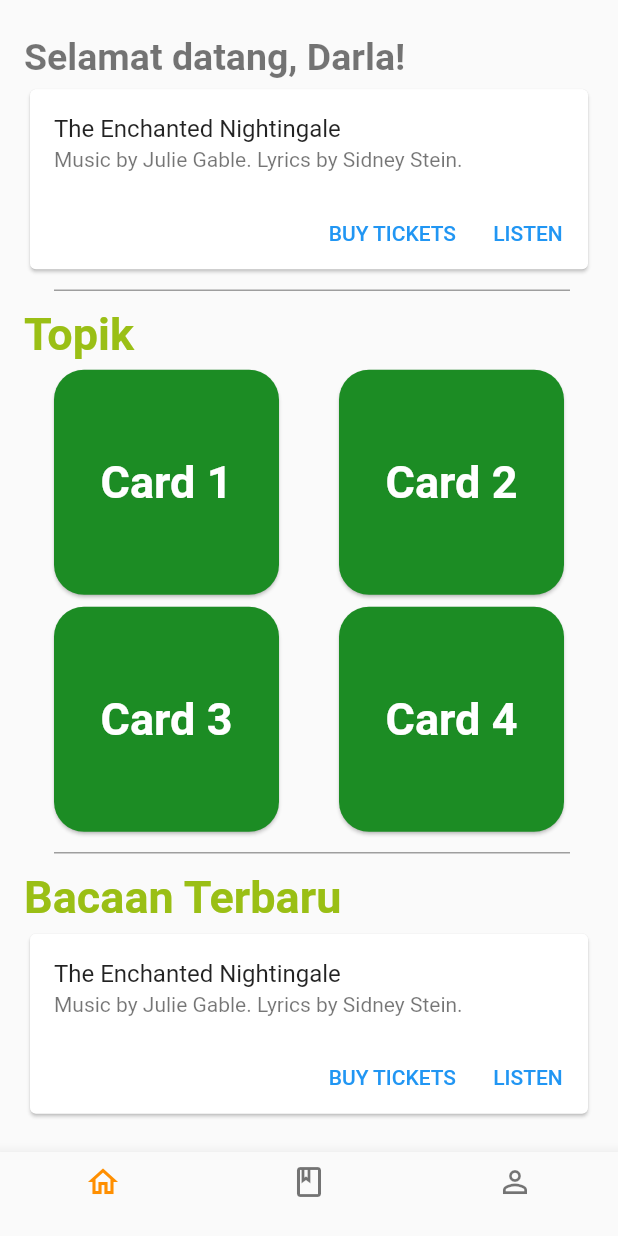
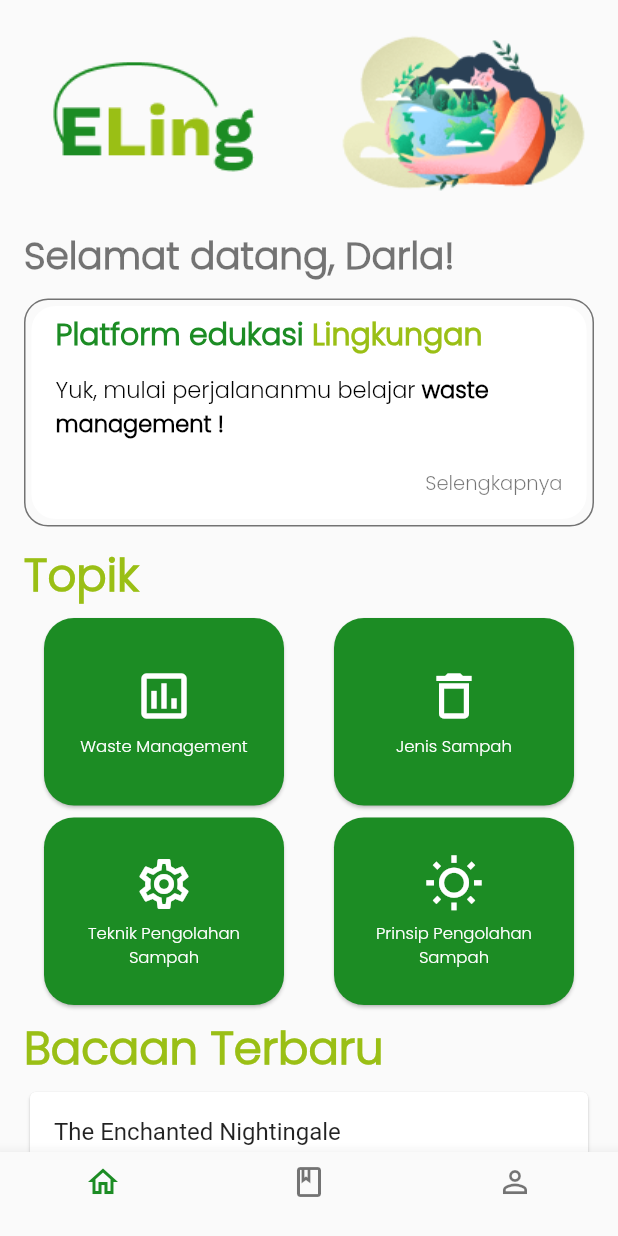
Before and after one commit to rosemei1/E-Ling-Mobile-App, a Flutter app: the screen it shows after launch, on a phone screen of 412 x 824 dp. Run offline on Flutter 3.47's test engine with Material 2 defaults, Android fonts, the phone set to English and light mode, and no system bars.

Commit message:
almost final

```diff
--- a/lib/article.dart
+++ b/lib/article.dart
@@ -1,5 +1,5 @@
 import 'package:flutter/material.dart';
-import 'dart:ui';
+
 
 class Artikel extends StatelessWidget {
   const Artikel ({super.key});
@@ -11,35 +11,91 @@ class Artikel extends StatelessWidget {
           child: Column(
             crossAxisAlignment: CrossAxisAlignment.start,
             children: [
+              Container(
+                height: 150,
+                child: Row(
+                  mainAxisAlignment: MainAxisAlignment.spaceAround,
+                  children: [
+                    Container(
+                      width: MediaQuery.of(context).size.width / 2 - 24,
+                      child: Image.asset('assets/images/logo.png'),
+                    ),
+                    Container(
+                      width: MediaQuery.of(context).size.width / 2 - 24,
+                      child: Image.asset('assets/images/earth.png'),
+                    ),
+                  ],
+                ),
+              ),
               //selamat datang
               Container(
                 margin: EdgeInsets.only(left: 16.0, right: 16.0, top: 2.0, bottom: 2.0),
                 child: Text(
                   'Selamat datang, Darla!',
-                  style: TextStyle(fontSize: 25, fontWeight: FontWeight.bold, color:Colors.black54),
+                  style: TextStyle(fontSize: 25, fontWeight: FontWeight.bold, color:Colors.black54, fontFamily: "Poppins",),
                 ),
               ),
               //card pertama
               Container(
-                margin: EdgeInsets.only(left: 16.0, right: 16.0, top: 1.0),
+                  margin: EdgeInsets.symmetric(horizontal: 16.0, vertical: 8.0),
+                  decoration: BoxDecoration(
+                    borderRadius: BorderRadius.circular(16.0),
+                    border: Border.all(color: Colors.black54, width: 1.0),
+                  ),
                   child: Card(
+                    elevation: 0,
+                    shape: RoundedRectangleBorder(
+                      borderRadius: BorderRadius.circular(16.0),
+                    ),
                     child: Column(
                       mainAxisSize: MainAxisSize.min,
                       children: <Widget>[
-                      const ListTile(
-                        title: Text('The Enchanted Nightingale'),
-                        subtitle: Text('Music by Julie Gable. Lyrics by Sidney Stein.'),
+                        ListTile(
+                          title: RichText(
+                            text: TextSpan(
+                              style: TextStyle(fontSize: 16.0, color: Colors.black),
+                              children: <TextSpan>[
+                                TextSpan(
+                                  text: 'Platform edukasi ',
+                                  style: TextStyle(color: Color.fromARGB(
+                                      255, 28, 140, 36), fontSize: 20, fontWeight: FontWeight.bold, fontFamily: "Poppins",),
+                                ),
+                                TextSpan(
+                                  text: 'Lingkungan',
+                                  style: TextStyle(color: Color.fromARGB(
+                                      255, 154, 191, 21), fontSize: 20, fontWeight: FontWeight.bold, fontFamily: "Poppins",),
+                                ),
+                              ],
+                            ),
+                          ),
+                          subtitle: Column(
+                            crossAxisAlignment: CrossAxisAlignment.start,
+                            children: [
+                              SizedBox(height: 10),
+                              RichText(
+                                text: TextSpan(
+                                  style: TextStyle(fontSize: 15.0, color: Colors.black),
+                                  children: <TextSpan>[
+                                    TextSpan(
+                                      text: 'Yuk, mulai perjalananmu belajar ',
+                                      style: TextStyle(fontSize: 15, fontFamily: "Poppins",),
+                                    ),
+                                    TextSpan(
+                                      text: 'waste management !',
+                                      style: TextStyle(fontSize: 15, fontWeight: FontWeight.bold, fontFamily: "Poppins",),
+                                    ),
+                                  ],
+                                ),
+                              ),
+                            ],
+                          ),
                         ),
                         Row(
                           mainAxisAlignment: MainAxisAlignment.end,
                           children: <Widget>[
-                          TextButton(
-                            child: const Text('BUY TICKETS'),
-                            onPressed: () {/* ... */},
-                          ),
                             const SizedBox(width: 8),
                             TextButton(
-                            child: const Text('LISTEN'),
+                              child: const Text('Selengkapnya', style: TextStyle(fontFamily: "Poppins", fontSize: 13, color: Colors.black54),),
                               onPressed: () {/* ... */},
                             ),
                             const SizedBox(width: 8),
@@ -50,22 +106,22 @@ class Artikel extends StatelessWidget {
                   ),
               ),
               //divider
-              Container(
-                margin: EdgeInsets.symmetric(horizontal: 16),
-                child: const Divider(
-                  color: Colors.grey,
-                  height: 20,
-                  thickness: 1,
-                  indent: 20,
-                  endIndent: 16,
-                ),
-              ),
+              // Container(
+              //   margin: EdgeInsets.symmetric(horizontal: 16),
+              //   child: const Divider(
+              //     color: Colors.grey,
+              //     height: 20,
+              //     thickness: 1,
+              //     indent: 20,
+              //     endIndent: 16,
+              //   ),
+              // ),
               //topik
               Container(
                 margin: EdgeInsets.only(left: 16.0, right: 16.0, top: 2.0, bottom: 2.0),
                 child: Text(
                   'Topik',
-                  style: TextStyle(fontSize: 30, fontWeight: FontWeight.bold, color:Color.fromARGB(255, 154, 191, 21)),
+                  style: TextStyle(fontSize: 30, fontWeight: FontWeight.bold, color:Color.fromARGB(255, 154, 191, 21), fontFamily: "Poppins",),
                 ),
               ),
               //    2x2 card
@@ -78,11 +134,26 @@ class Artikel extends StatelessWidget {
                     ),
                     color:Color.fromARGB(255, 28, 140, 36),
                     child: SizedBox(
-                      width: 150,
-                      height: 150,
-                      child: Center(
-                        child: Text('Card 1',
-                          style: TextStyle(fontSize: 30, fontWeight: FontWeight.bold, color:Colors.white),),
+                      width: 160,
+                      height: 125,
+                      child: Column(
+                          mainAxisAlignment: MainAxisAlignment.center,
+                          children: [
+                            Icon(
+                              Icons.assessment_outlined,
+                              size: 40,
+                              color: Colors.white,
+                            ),
+                            SizedBox(height: 5),
+                            Text('Waste Management',
+                              style: TextStyle(
+                                  fontSize: 11,
+                                  fontWeight: FontWeight.normal,
+                                  fontFamily: "Poppins",
+                                  color:Colors.white),
+                                textAlign: TextAlign.center
+                            ),
+                          ]
                       ),
                     ),
                   ),
@@ -92,11 +163,26 @@ class Artikel extends StatelessWidget {
                     ),
                     color:Color.fromARGB(255, 28, 140, 36),
                     child: SizedBox(
-                      width: 150,
-                      height: 150,
-                      child: Center(
-                        child: Text('Card 2',
-                          style: TextStyle(fontSize: 30, fontWeight: FontWeight.bold, color:Colors.white),),
+                      width: 160,
+                      height: 125,
+                      child: Column(
+                          mainAxisAlignment: MainAxisAlignment.center,
+                          children: [
+                            Icon(
+                              Icons.delete_outline,
+                              size: 40,
+                              color: Colors.white,
+                            ),
+                            SizedBox(height: 5),
+                            Text('Jenis Sampah',
+                              style: TextStyle(
+                                  fontSize: 11,
+                                  fontWeight: FontWeight.normal,
+                                  fontFamily: "Poppins",
+                                  color:Colors.white),
+                                textAlign: TextAlign.center
+                            ),
+                          ]
                       ),
                     ),
                   ),
@@ -111,11 +197,26 @@ class Artikel extends StatelessWidget {
                     ),
                     color:Color.fromARGB(255, 28, 140, 36),
                     child: SizedBox(
-                      width: 150,
-                      height: 150,
-                      child: Center(
-                        child: Text('Card 3',
-                          style: TextStyle(fontSize: 30, fontWeight: FontWeight.bold, color:Colors.white),),
+                      width: 160,
+                      height: 125,
+                      child: Column(
+                          mainAxisAlignment: MainAxisAlignment.center,
+                          children: [
+                            Icon(
+                              Icons.settings_outlined,
+                              size: 40,
+                              color: Colors.white,
+                            ),
+                            SizedBox(height: 5),
+                            Text('Teknik Pengolahan\nSampah',
+                              style: TextStyle(
+                                  fontSize: 11,
+                                  fontWeight: FontWeight.normal,
+                                  fontFamily: "Poppins",
+                                  color:Colors.white),
+                                textAlign: TextAlign.center,
+                            ),
+                          ]
                       ),
                     ),
                   ),
@@ -125,33 +226,49 @@ class Artikel extends StatelessWidget {
                     ),
                     color:Color.fromARGB(255, 28, 140, 36),
                     child: SizedBox(
-                      width: 150,
-                      height: 150,
-                      child: Center(
-                        child: Text('Card 4',
-                          style: TextStyle(fontSize: 30, fontWeight: FontWeight.bold, color:Colors.white),),
+                      width: 160,
+                      height: 125,
+                      child: Column(
+                          mainAxisAlignment: MainAxisAlignment.center,
+                          children: [
+                            Icon(
+                              Icons.wb_sunny_outlined,
+                              size: 40,
+                              color: Colors.white,
+                            ),
+                            SizedBox(height: 5),
+                            Text('Prinsip Pengolahan\nSampah',
+                              style: TextStyle(
+                                  fontSize: 11,
+                                  fontWeight: FontWeight.normal,
+                                  fontFamily: "Poppins",
+                                  color:Colors.white,
+                              ),
+                                textAlign: TextAlign.center
+                            ),
+                        ]
                       ),
                     ),
                   ),
                 ],
               ),
               //divider
-              Container(
-                margin: EdgeInsets.symmetric(horizontal: 16),
-                child: const Divider(
-                  color: Colors.grey,
-                  height: 20,
-                  thickness: 1,
-                  indent: 20,
-                  endIndent: 16,
-                ),
-              ),
+              // Container(
+              //   margin: EdgeInsets.symmetric(horizontal: 16),
+              //   child: const Divider(
+              //     color: Colors.grey,
+              //     height: 20,
+              //     thickness: 1,
+              //     indent: 20,
+              //     endIndent: 16,
+              //   ),
+              // ),
               //bacaan terbaru
               Container(
                 margin: EdgeInsets.only(left: 16.0, right: 16.0, top: 2.0, bottom: 2.0),
                 child: Text(
                   'Bacaan Terbaru',
-                  style: TextStyle(fontSize: 30, fontWeight: FontWeight.bold, color:Color.fromARGB(255, 154, 191, 21)),
+                  style: TextStyle(fontSize: 30, fontWeight: FontWeight.bold, color:Color.fromARGB(255, 154, 191, 21), fontFamily: "Poppins",),
                 ),
               ),
               //article card
--- a/lib/bottombar.dart
+++ b/lib/bottombar.dart
@@ -54,7 +54,7 @@ class _MyStatefulWidgetState extends State<MyStatefulWidget> {
           ),
         ],
         currentIndex: _selectedIndex,
-        selectedItemColor: Colors.amber[800],
+        selectedItemColor: Color.fromARGB(255, 28, 140, 36),
         onTap: _onItemTapped,
       ),
     );
```
Also changed, not shown: pubspec.yaml (+7 -4 lines), assets/fonts/Poppins-Light.ttf (added), assets/images/earth.png (added), assets/images/logo.png (added). Lines whose indentation alone changed are shown as unchanged.
